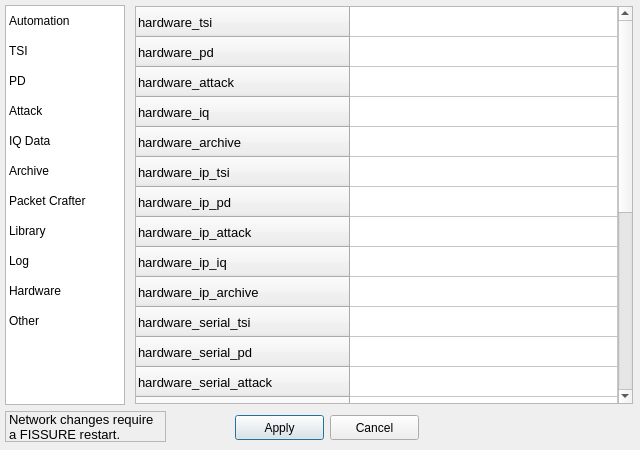
The window that UI/options.ui (ainfosec/FISSURE) describes before a commit, drawn with Qt 5.
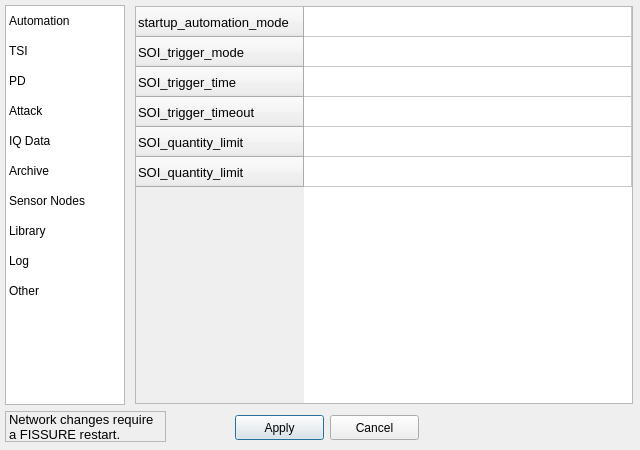
The same window after the commit. The open tabs and pages were chosen to show the change. Icons and pictures are not drawn.

Commit message: Remote sensor node updates

The edit to the form file:
```diff
--- a/UI/options.ui
+++ b/UI/options.ui
@@ -78,7 +78,7 @@
    </item>
    <item>
     <property name="text">
-     <string>Packet Crafter</string>
+     <string>Sensor Nodes</string>
     </property>
    </item>
    <item>
@@ -91,11 +91,6 @@
      <string>Log</string>
     </property>
    </item>
-   <item>
-    <property name="text">
-     <string>Hardware</string>
-    </property>
-   </item>
    <item>
     <property name="text">
      <string>Other</string>
@@ -668,43 +663,9 @@
       <attribute name="verticalHeaderStretchLastSection">
        <bool>false</bool>
       </attribute>
-      <column>
-       <property name="text">
-        <string/>
-       </property>
-      </column>
-     </widget>
-    </widget>
-    <widget class="QWidget" name="page_11">
-     <widget class="QTableWidget" name="tableWidget_options_hardware">
-      <property name="geometry">
-       <rect>
-        <x>0</x>
-        <y>0</y>
-        <width>498</width>
-        <height>398</height>
-       </rect>
-      </property>
-      <property name="font">
-       <font>
-        <pointsize>10</pointsize>
-       </font>
-      </property>
-      <attribute name="horizontalHeaderVisible">
-       <bool>false</bool>
-      </attribute>
-      <attribute name="horizontalHeaderDefaultSectionSize">
-       <number>100</number>
-      </attribute>
-      <attribute name="horizontalHeaderStretchLastSection">
-       <bool>true</bool>
-      </attribute>
-      <attribute name="verticalHeaderStretchLastSection">
-       <bool>false</bool>
-      </attribute>
       <row>
        <property name="text">
-        <string>hardware_tsi</string>
+        <string>console_logging_level</string>
        </property>
        <property name="font">
         <font>
@@ -714,237 +675,7 @@
       </row>
       <row>
        <property name="text">
-        <string>hardware_pd</string>
-       </property>
-       <property name="font">
-        <font>
-         <pointsize>10</pointsize>
-        </font>
-       </property>
-      </row>
-      <row>
-       <property name="text">
-        <string>hardware_attack</string>
-       </property>
-       <property name="font">
-        <font>
-         <pointsize>10</pointsize>
-        </font>
-       </property>
-      </row>
-      <row>
-       <property name="text">
-        <string>hardware_iq</string>
-       </property>
-       <property name="font">
-        <font>
-         <pointsize>10</pointsize>
-        </font>
-       </property>
-      </row>
-      <row>
-       <property name="text">
-        <string>hardware_archive</string>
-       </property>
-       <property name="font">
-        <font>
-         <pointsize>10</pointsize>
-        </font>
-       </property>
-      </row>
-      <row>
-       <property name="text">
-        <string>hardware_ip_tsi</string>
-       </property>
-       <property name="font">
-        <font>
-         <pointsize>10</pointsize>
-        </font>
-       </property>
-      </row>
-      <row>
-       <property name="text">
-        <string>hardware_ip_pd</string>
-       </property>
-       <property name="font">
-        <font>
-         <pointsize>10</pointsize>
-        </font>
-       </property>
-      </row>
-      <row>
-       <property name="text">
-        <string>hardware_ip_attack</string>
-       </property>
-       <property name="font">
-        <font>
-         <pointsize>10</pointsize>
-        </font>
-       </property>
-      </row>
-      <row>
-       <property name="text">
-        <string>hardware_ip_iq</string>
-       </property>
-       <property name="font">
-        <font>
-         <pointsize>10</pointsize>
-        </font>
-       </property>
-      </row>
-      <row>
-       <property name="text">
-        <string>hardware_ip_archive</string>
-       </property>
-       <property name="font">
-        <font>
-         <pointsize>10</pointsize>
-        </font>
-       </property>
-      </row>
-      <row>
-       <property name="text">
-        <string>hardware_serial_tsi</string>
-       </property>
-       <property name="font">
-        <font>
-         <pointsize>10</pointsize>
-        </font>
-       </property>
-      </row>
-      <row>
-       <property name="text">
-        <string>hardware_serial_pd</string>
-       </property>
-       <property name="font">
-        <font>
-         <pointsize>10</pointsize>
-        </font>
-       </property>
-      </row>
-      <row>
-       <property name="text">
-        <string>hardware_serial_attack</string>
-       </property>
-       <property name="font">
-        <font>
-         <pointsize>10</pointsize>
-        </font>
-       </property>
-      </row>
-      <row>
-       <property name="text">
-        <string>hardware_serial_iq</string>
-       </property>
-       <property name="font">
-        <font>
-         <pointsize>10</pointsize>
-        </font>
-       </property>
-      </row>
-      <row>
-       <property name="text">
-        <string>hardware_serial_archive</string>
-       </property>
-       <property name="font">
-        <font>
-         <pointsize>10</pointsize>
-        </font>
-       </property>
-      </row>
-      <row>
-       <property name="text">
-        <string>hardware_interface_tsi</string>
-       </property>
-       <property name="font">
-        <font>
-         <pointsize>10</pointsize>
-        </font>
-       </property>
-      </row>
-      <row>
-       <property name="text">
-        <string>hardware_interface_pd</string>
-       </property>
-       <property name="font">
-        <font>
-         <pointsize>10</pointsize>
-        </font>
-       </property>
-      </row>
-      <row>
-       <property name="text">
-        <string>hardware_interface_attack</string>
-       </property>
-       <property name="font">
-        <font>
-         <pointsize>10</pointsize>
-        </font>
-       </property>
-      </row>
-      <row>
-       <property name="text">
-        <string>hardware_interface_iq</string>
-       </property>
-       <property name="font">
-        <font>
-         <pointsize>10</pointsize>
-        </font>
-       </property>
-      </row>
-      <row>
-       <property name="text">
-        <string>hardware_interface_archive</string>
-       </property>
-       <property name="font">
-        <font>
-         <pointsize>10</pointsize>
-        </font>
-       </property>
-      </row>
-      <row>
-       <property name="text">
-        <string>hardware_daughterboard_tsi</string>
-       </property>
-       <property name="font">
-        <font>
-         <pointsize>10</pointsize>
-        </font>
-       </property>
-      </row>
-      <row>
-       <property name="text">
-        <string>hardware_daughterboard_pd</string>
-       </property>
-       <property name="font">
-        <font>
-         <pointsize>10</pointsize>
-        </font>
-       </property>
-      </row>
-      <row>
-       <property name="text">
-        <string>hardware_daughterboard_attack</string>
-       </property>
-       <property name="font">
-        <font>
-         <pointsize>10</pointsize>
-        </font>
-       </property>
-      </row>
-      <row>
-       <property name="text">
-        <string>hardware_daughterboard_iq</string>
-       </property>
-       <property name="font">
-        <font>
-         <pointsize>10</pointsize>
-        </font>
-       </property>
-      </row>
-      <row>
-       <property name="text">
-        <string>hardware_daughterboard_archive</string>
+        <string>file_logging_level</string>
        </property>
        <property name="font">
         <font>
```
Left out of the diff: 136 changed lines with no effect on the pictures. The commit also changes 2118 other files.
